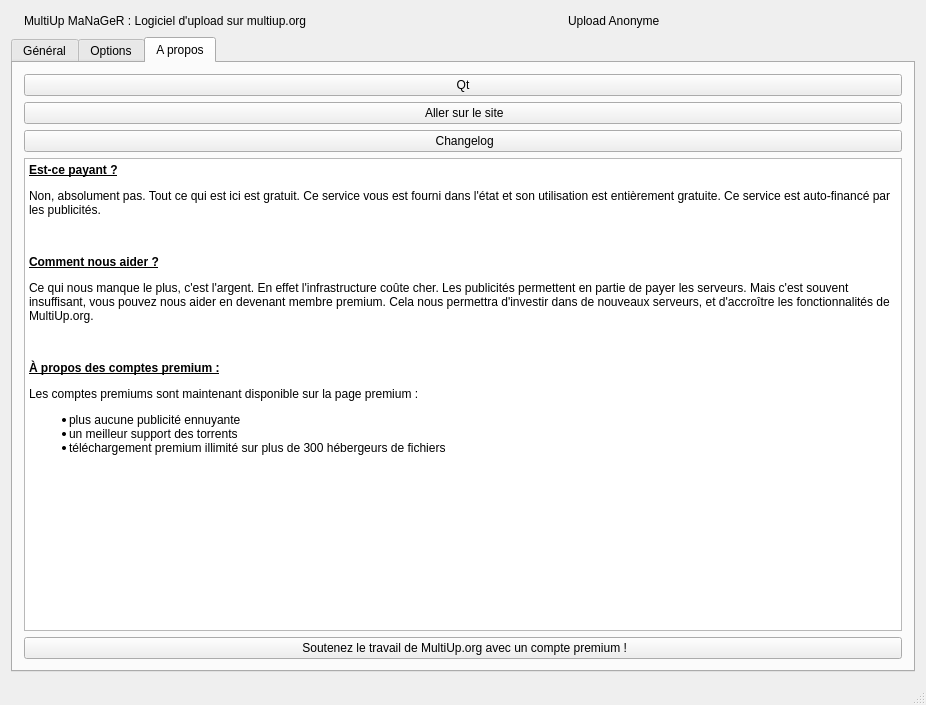
Qt form mainwindow.ui (ysard/MultiupMaNaGeR) before a commit.
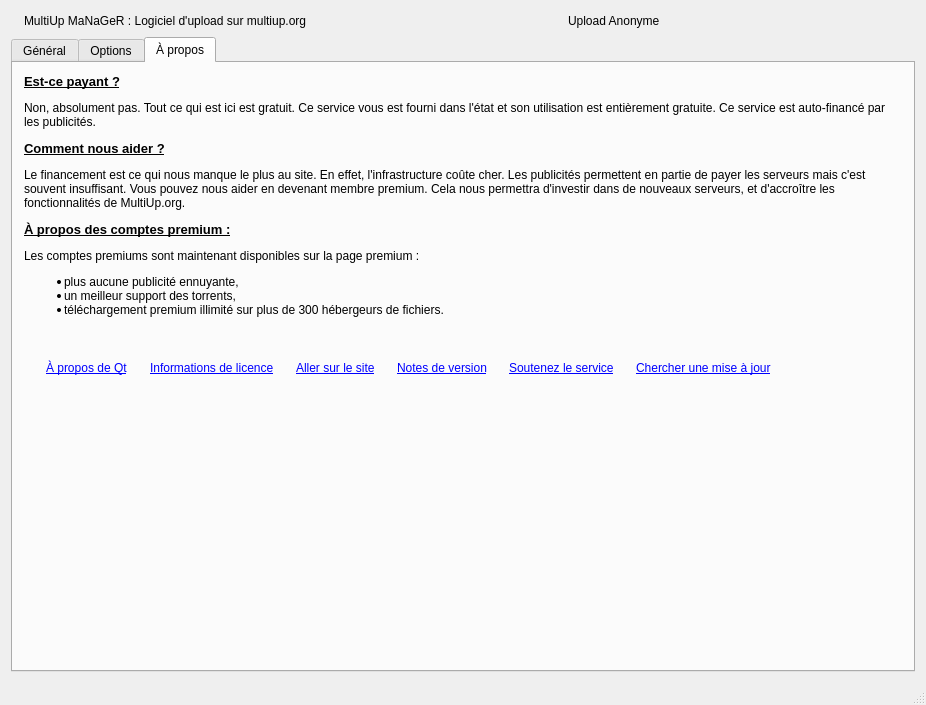
The same form after that commit. The open tabs and pages were chosen to show the change. Icons and pictures are not drawn.

Commit message: Rewrite third tab: QLabel with clickable links; remove buttons

What changed in the file:
```diff
--- a/mainwindow.ui
+++ b/mainwindow.ui
@@ -576,87 +576,74 @@
       </widget>
       <widget class="QWidget" name="tab_3">
        <attribute name="title">
-        <string>A propos</string>
+        <string>À propos</string>
        </attribute>
        <layout class="QVBoxLayout" name="verticalLayout_6">
         <item>
-         <widget class="QPushButton" name="boutonAProposQt">
-          <property name="statusTip">
-           <string>A propos de Qt</string>
-          </property>
+         <widget class="QLabel" name="descriptionText">
           <property name="text">
-           <string>Qt</string>
+           <string>&lt;html&gt;
+  &lt;head/&gt;
+  &lt;style&gt;
+    body {
+      font-family:'Sans Serif';
+    }
+    .h1 {
+      font-weight:600;
+      text-decoration: underline;
+      font-size: 10pt;
+    }
+    td {
+      padding-top: 30px;
+    }
+    td {
+      padding-left: 20px;
+    }
+  &lt;/style&gt;
+  &lt;body&gt;
+    &lt;p&gt;&lt;span class=&quot;h1&quot;&gt;Est-ce payant ?&lt;/span&gt;&lt;/p&gt;
+    &lt;p&gt;&lt;span&gt;Non, absolument pas. Tout ce qui est ici est gratuit. Ce service vous est fourni dans l'état et son utilisation est entièrement gratuite. Ce service est auto-financé par les publicités.&lt;/span&gt;&lt;/p&gt;
+
+    &lt;p&gt;&lt;span class=&quot;h1&quot;&gt;Comment nous aider ?&lt;/span&gt;&lt;/p&gt;
+    &lt;p&gt;&lt;span&gt;Le financement est ce qui nous manque le plus au site. En effet, l'infrastructure coûte cher. Les publicités permettent en partie de payer les serveurs mais c'est souvent insuffisant. Vous pouvez nous aider en devenant membre premium. Cela nous permettra d'investir dans de nouveaux serveurs, et d'accroître les fonctionnalités de MultiUp.org.&lt;/span&gt;&lt;/p&gt;
+
+    &lt;p&gt;&lt;span class=&quot;h1&quot;&gt;À propos des comptes premium :&lt;/span&gt;&lt;/p&gt;
+    &lt;p&gt;Les comptes premiums sont maintenant disponibles sur la page premium :&lt;/p&gt;
+    &lt;ul style=&quot;margin-top: 0px; margin-bottom: 0px; margin-left: 0px; margin-right: 0px; -qt-list-indent: 1;&quot;&gt;
+      &lt;li style=&quot; margin-top:12px; margin-bottom:0px; margin-left:0px; margin-right:0px; -qt-block-indent:0; text-indent:0px;&quot;&gt;plus aucune publicité ennuyante,&lt;/li&gt;
+      &lt;li style=&quot; margin-top:0px; margin-bottom:0px; margin-left:0px; margin-right:0px; -qt-block-indent:0; text-indent:0px;&quot;&gt;un meilleur support des torrents,&lt;/li&gt;
+      &lt;li style=&quot; margin-top:0px; margin-bottom:12px; margin-left:0px; margin-right:0px; -qt-block-indent:0; text-indent:0px;&quot;&gt;téléchargement premium illimité sur plus de 300 hébergeurs de fichiers.&lt;/li&gt;
+    &lt;/ul&gt;
+    &lt;div class=&quot;links&quot;&gt;
+      &lt;table&gt;&lt;tr&gt;
+      &lt;td&gt;&lt;a href=&quot;#about_Qt&quot;&gt;À propos de Qt&lt;/a&gt;&lt;/td&gt;
+      &lt;td&gt;&lt;a href=&quot;#license&quot;&gt;Informations de licence&lt;/a&gt;&lt;/td&gt;
+      &lt;td&gt;&lt;a href=&quot;#website&quot;&gt;Aller sur le site&lt;/a&gt;&lt;/td&gt;
+      &lt;td&gt;&lt;a href=&quot;#changelog&quot;&gt;Notes de version&lt;/a&gt;&lt;/td&gt;
+      &lt;td&gt;&lt;a href=&quot;#support&quot;&gt;Soutenez le service&lt;/a&gt;&lt;/td&gt;
+      &lt;td&gt;&lt;a href=&quot;#check_update&quot;&gt;Chercher une mise à jour&lt;/a&gt;&lt;/td&gt;
+      &lt;/tr&gt;&lt;/table&gt;
+    &lt;/div&gt;
+  &lt;/body&gt;
+&lt;/html&gt;</string>
           </property>
-         </widget>
-        </item>
-        <item>
-         <widget class="QPushButton" name="boutonGoSite">
-          <property name="statusTip">
-           <string>Visiter le site https://multiup.org</string>
+          <property name="wordWrap">
+           <bool>true</bool>
           </property>
-          <property name="text">
-           <string> Aller sur le site</string>
-          </property>
-          <property name="icon">
-           <iconset resource="Multiup.qrc">
-            <normaloff>:/interface/img/interface/firefox_logo.png</normaloff>:/interface/img/interface/firefox_logo.png</iconset>
-          </property>
          </widget>
         </item>
         <item>
-         <widget class="QPushButton" name="boutonVoirMiseAJour">
-          <property name="statusTip">
-           <string>Afficher les changements</string>
+         <spacer name="verticalSpacer">
+          <property name="orientation">
+           <enum>Qt::Vertical</enum>
           </property>
-          <property name="text">
-           <string> Changelog</string>
+          <property name="sizeHint" stdset="0">
+           <size>
+            <width>20</width>
+            <height>40</height>
+           </size>
           </property>
-          <property name="icon">
-           <iconset resource="Multiup.qrc">
-            <normaloff>:/interface/img/interface/retry.png</normaloff>:/interface/img/interface/retry.png</iconset>
-          </property>
-         </widget>
-        </item>
-        <item>
-         <widget class="QTextEdit" name="textEdit">
-          <property name="sizePolicy">
-           <sizepolicy hsizetype="Expanding" vsizetype="Expanding">
-            <horstretch>0</horstretch>
-            <verstretch>0</verstretch>
-           </sizepolicy>
-          </property>
-          <property name="html">
-           <string>&lt;!DOCTYPE HTML PUBLIC &quot;-//W3C//DTD HTML 4.0//EN&quot; &quot;http://www.w3.org/TR/REC-html40/strict.dtd&quot;&gt;
-&lt;html&gt;&lt;head&gt;&lt;meta name=&quot;qrichtext&quot; content=&quot;1&quot; /&gt;&lt;style type=&quot;text/css&quot;&gt;
-p, li { white-space: pre-wrap; }
-&lt;/style&gt;&lt;/head&gt;&lt;body style=&quot; font-family:'DejaVu Sans'; font-size:9pt; font-weight:400; font-style:normal;&quot;&gt;
-&lt;p style=&quot; margin-top:0px; margin-bottom:0px; margin-left:0px; margin-right:0px; -qt-block-indent:0; text-indent:0px;&quot;&gt;&lt;span style=&quot; font-family:'Sans Serif'; font-weight:600; text-decoration: underline;&quot;&gt;Est-ce payant ?&lt;/span&gt;&lt;/p&gt;
-&lt;p style=&quot; margin-top:12px; margin-bottom:12px; margin-left:0px; margin-right:0px; -qt-block-indent:0; text-indent:0px;&quot;&gt;&lt;span style=&quot; font-family:'Sans Serif';&quot;&gt;Non, absolument pas. Tout ce qui est ici est gratuit. Ce service vous est fourni dans l'état et son utilisation est entièrement gratuite. Ce service est auto-financé par les publicités.&lt;/span&gt;&lt;/p&gt;
-&lt;p style=&quot;-qt-paragraph-type:empty; margin-top:12px; margin-bottom:12px; margin-left:0px; margin-right:0px; -qt-block-indent:0; text-indent:0px; font-family:'Sans Serif';&quot;&gt;&lt;br /&gt;&lt;/p&gt;
-&lt;p style=&quot; margin-top:12px; margin-bottom:12px; margin-left:0px; margin-right:0px; -qt-block-indent:0; text-indent:0px;&quot;&gt;&lt;span style=&quot; font-family:'Sans Serif'; font-weight:600; text-decoration: underline;&quot;&gt;Comment nous aider ?&lt;/span&gt;&lt;/p&gt;
-&lt;p style=&quot; margin-top:12px; margin-bottom:12px; margin-left:0px; margin-right:0px; -qt-block-indent:0; text-indent:0px;&quot;&gt;&lt;span style=&quot; font-family:'Sans Serif';&quot;&gt;Ce qui nous manque le plus, c'est l'argent. En effet l'infrastructure coûte cher. Les publicités permettent en partie de payer les serveurs. Mais c'est souvent insuffisant, vous pouvez nous aider en devenant membre premium. Cela nous permettra d'investir dans de nouveaux serveurs, et d'accroître les fonctionnalités de MultiUp.org.&lt;/span&gt;&lt;/p&gt;
-&lt;p style=&quot;-qt-paragraph-type:empty; margin-top:12px; margin-bottom:12px; margin-left:0px; margin-right:0px; -qt-block-indent:0; text-indent:0px; font-family:'Sans Serif';&quot;&gt;&lt;br /&gt;&lt;/p&gt;
-&lt;p style=&quot; margin-top:12px; margin-bottom:12px; margin-left:0px; margin-right:0px; -qt-block-indent:0; text-indent:0px;&quot;&gt;&lt;span style=&quot; font-family:'Sans Serif'; font-weight:600; text-decoration: underline;&quot;&gt;À propos des comptes premium :&lt;/span&gt;&lt;/p&gt;
-&lt;p style=&quot; margin-top:12px; margin-bottom:12px; margin-left:0px; margin-right:0px; -qt-block-indent:0; text-indent:0px;&quot;&gt;Les comptes premiums sont maintenant disponible sur la page premium : &lt;/p&gt;
-&lt;ul style=&quot;margin-top: 0px; margin-bottom: 0px; margin-left: 0px; margin-right: 0px; -qt-list-indent: 1;&quot;&gt;&lt;li style=&quot; margin-top:12px; margin-bottom:0px; margin-left:0px; margin-right:0px; -qt-block-indent:0; text-indent:0px;&quot;&gt;plus aucune publicité ennuyante&lt;/li&gt;
-&lt;li style=&quot; margin-top:0px; margin-bottom:0px; margin-left:0px; margin-right:0px; -qt-block-indent:0; text-indent:0px;&quot;&gt;un meilleur support des torrents&lt;/li&gt;
-&lt;li style=&quot; margin-top:0px; margin-bottom:12px; margin-left:0px; margin-right:0px; -qt-block-indent:0; text-indent:0px;&quot;&gt;téléchargement premium illimité sur plus de 300 hébergeurs de fichiers&lt;/li&gt;&lt;/ul&gt;&lt;/body&gt;&lt;/html&gt;</string>
-          </property>
-         </widget>
-        </item>
-        <item>
-         <widget class="QPushButton" name="boutonPaypal">
-          <property name="statusTip">
-           <string>Faire un don via Paypal</string>
-          </property>
-          <property name="text">
-           <string> Soutenez le travail de MultiUp.org avec un compte premium !</string>
-          </property>
-          <property name="icon">
-           <iconset resource="Multiup.qrc">
-            <normaloff>:/interface/img/interface/firefox_logo.png</normaloff>:/interface/img/interface/firefox_logo.png</iconset>
-          </property>
-         </widget>
+         </spacer>
         </item>
        </layout>
       </widget>
```
The commit also changes 3 other files.
